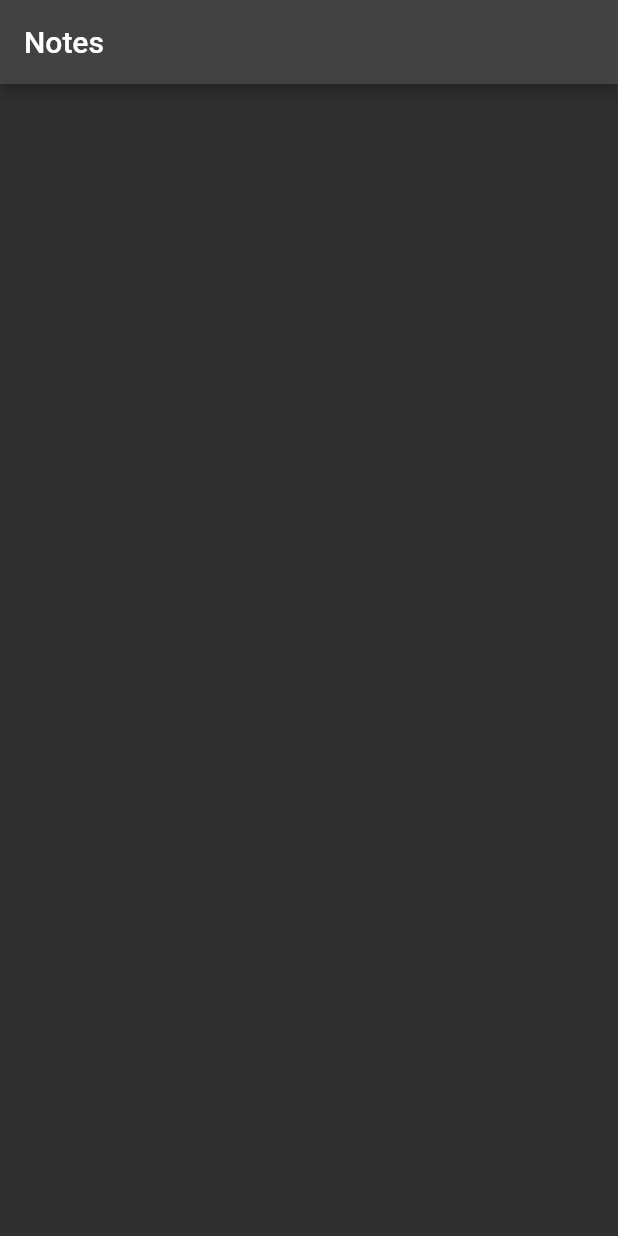
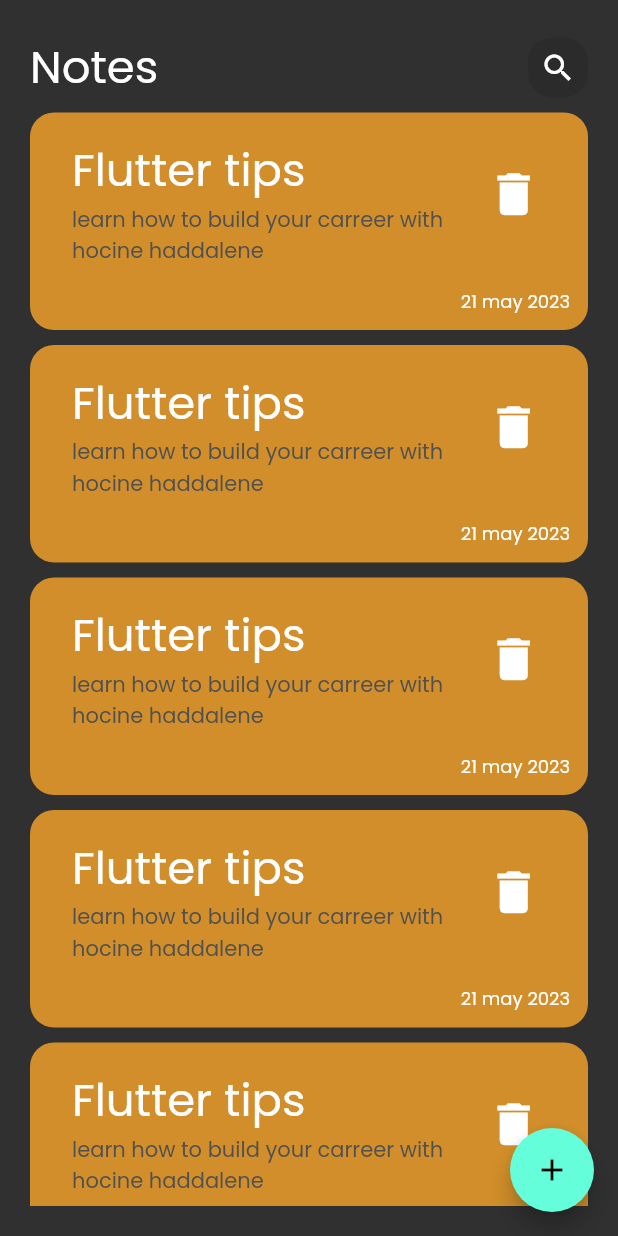
Before and after one commit to hocinehaddalene/notes_app, a Flutter app: the screen it shows after launch, on a phone screen of 412 x 824 dp. Run offline on Flutter 3.47's test engine with Material 2 defaults, Android fonts, the phone set to English and light mode, and no system bars; our stand-ins replace bloc, flutter_bloc, hive, hive_flutter; accounts and stored records are empty.

Commit message:
last updates

```diff
--- /dev/null
+++ b/lib/cubit/cubit/add_note_state.dart
@@ -0,0 +1,15 @@
+part of 'add_note_cubit.dart';
+
+@immutable
+abstract class AddNoteState {}
+
+class AddNoteInitial extends AddNoteState {}
+
+class AddNoteLoading extends AddNoteState {}
+
+class AddNoteSucces extends AddNoteState {}
+
+class AddNoteFailure extends AddNoteState {
+  String? errorMessage;
+  AddNoteFailure({required String errorMessage});
+}
--- a/lib/main.dart
+++ b/lib/main.dart
@@ -1,19 +1,32 @@
 import 'package:flutter/material.dart';
+import 'package:hive_flutter/adapters.dart';
+import 'package:notes_app/cubit/cubit/add_note_cubit.dart';
+import 'package:notes_app/models/note_model.dart';
 import 'package:notes_app/views/note_view.dart';
-
-void main() {
-  runApp( MyApp());
+import 'package:flutter_bloc/flutter_bloc.dart';
+void main() async {
+  await Hive.initFlutter();
+  await Hive.openBox("note_box");
+  Hive.registerAdapter(NoteModelAdapter());
+  runApp( NotesApp());
 }
 
-class MyApp extends StatelessWidget {
-   MyApp({super.key});
+class NotesApp extends StatelessWidget {
+   const NotesApp({super.key});
 
   @override
   Widget build(BuildContext context) {
-    return MaterialApp(
-      theme: ThemeData.dark(),
-        home: const NoteView(),
-      );
-
+    return MultiBlocProvider(
+      providers: [
+        BlocProvider(
+          create: (context) => AddNoteCubit(),
+        ),
+      ],
+      child: MaterialApp(
+        debugShowCheckedModeBanner: false,
+        theme: ThemeData(brightness: Brightness.dark,fontFamily: 'Poppins'),
+          home: const NoteView(),
+        ),
+    );
   }
 }
--- /dev/null
+++ b/lib/models/note_model.dart
@@ -0,0 +1,21 @@
+import 'package:flutter/material.dart';
+import 'package:hive/hive.dart';
+part 'note_model.g.dart';
+
+
+@HiveType(typeId: 0)
+class NoteModel extends HiveObject {
+  @HiveField(0)
+  final String? title;
+  @HiveField(1)
+  final String? subtitle;
+  @HiveField(2)
+  final String? date;
+  @HiveField(3)
+  final int? color;
+  NoteModel(
+      {required this.title,
+      required this.subtitle,
+      required this.date,
+      required this.color});
+}
--- a/lib/views/note_view.dart
+++ b/lib/views/note_view.dart
@@ -1,14 +1,27 @@
 import 'package:flutter/material.dart';
-import 'package:flutter/src/widgets/framework.dart';
-import 'package:flutter/src/widgets/placeholder.dart';
+import 'package:notes_app/views/widgets/add_modal_bottom_sheet.dart';
+import 'package:notes_app/views/widgets/note_view_body.dart';
+
 
 class NoteView extends StatelessWidget {
   const NoteView({super.key});
 
   @override
   Widget build(BuildContext context) {
-    return Scaffold(
-      appBar: AppBar(title: Text("Notes"),),
+    return  Scaffold(
+      floatingActionButton: FloatingActionButton(onPressed: () {
+        showModalBottomSheet(
+          shape: RoundedRectangleBorder(borderRadius: BorderRadius.circular(16)),
+          context: context, builder: (context) {
+
+          return AddModalBottomSheet();
+        });
+
+
+      }, child: Icon(Icons.add),),
+      body: NoteViewBody(),
+
+
     );
   }
 }
--- /dev/null
+++ b/lib/views/widgets/custom_app_bar.dart
@@ -0,0 +1,25 @@
+import 'package:flutter/material.dart';
+import 'package:flutter/src/widgets/framework.dart';
+import 'package:flutter/src/widgets/placeholder.dart';
+import 'package:notes_app/views/widgets/custom_search_icon.dart';
+
+class CustomAppBar extends StatelessWidget {
+  const CustomAppBar({required this.title,required this.icon});
+  final String? title;
+  final IconData? icon;
+  @override
+  Widget build(BuildContext context) {
+    return Container(
+      child: Row(
+        children: [
+          SizedBox(
+            height: (50),
+          ),
+          Text(title!,style:TextStyle(fontSize: 30),),
+          Spacer(),
+          CustomSearchIcon(icon: icon,)
+        ],
+      ),
+    );
+  }
+}
--- /dev/null
+++ b/lib/views/widgets/custom_search_icon.dart
@@ -0,0 +1,22 @@
+import 'package:flutter/material.dart';
+import 'package:flutter/src/widgets/framework.dart';
+import 'package:flutter/src/widgets/placeholder.dart';
+
+class CustomSearchIcon extends StatelessWidget {
+   CustomSearchIcon({required this.icon});
+  IconData? icon;
+
+  @override
+  Widget build(BuildContext context) {
+    return Container(
+      width: 40,
+      height: 40,
+      decoration: BoxDecoration(
+        color: Colors.black.withOpacity(.1),
+        borderRadius: BorderRadius.circular(16)
+      ),
+      child: Center(
+        child: Icon(icon))
+    );
+  }
+}
--- /dev/null
+++ b/lib/views/widgets/note_item.dart
@@ -0,0 +1,52 @@
+import 'package:flutter/material.dart';
+import 'package:flutter/src/widgets/framework.dart';
+import 'package:flutter/src/widgets/placeholder.dart';
+import 'package:flutter/widgets.dart';
+import 'package:notes_app/views/edit_note_view.dart';
+
+class NoteItem extends StatelessWidget {
+  NoteItem();
+
+  @override
+  Widget build(BuildContext context) {
+    return GestureDetector(
+      onTap: () {
+        Navigator.push(context, MaterialPageRoute(builder: (context) {
+          return  const EditNoteView();
+        }));
+      },
+      child: Container(
+        padding: EdgeInsets.fromLTRB(12, 12, 12, 10),
+        decoration: BoxDecoration(
+            borderRadius: BorderRadius.circular(16),
+            color: const Color.fromARGB(255, 209, 142, 42)),
+        child: Column(
+          crossAxisAlignment: CrossAxisAlignment.end,
+          children: [
+            ListTile(
+              title: Text(
+                "Flutter tips",
+                style: TextStyle(color: Colors.white, fontSize: 30),
+              ),
+              subtitle: Text(
+                "learn how to build your carreer with hocine haddalene",
+                style: TextStyle(color: Color.fromRGBO(80, 80, 80, 1)),
+              ),
+              trailing: IconButton(
+                  onPressed: () {},
+                  icon: Icon(
+                    Icons.delete,
+                    size: 37,
+                  )),
+            ),
+            Padding(padding: EdgeInsets.only(bottom: 10)),
+            Text(
+              "21 may 2023",
+              style: TextStyle(fontSize: 12),
+            )
+          ],
+        ),
+      ),
+    );
+  }
+}
--- /dev/null
+++ b/lib/views/widgets/note_list_view.dart
@@ -0,0 +1,18 @@
+import 'package:flutter/material.dart';
+import 'package:flutter/src/widgets/framework.dart';
+import 'package:flutter/src/widgets/placeholder.dart';
+import 'package:notes_app/views/widgets/note_item.dart';
+
+class NoteListView extends StatelessWidget {
+  const NoteListView({super.key});
+
+  @override
+  Widget build(BuildContext context) {
+    return ListView.builder(itemBuilder: (context,index) {
+      return Padding(
+        padding: const EdgeInsets.symmetric(vertical: 5),
+        child: NoteItem(),
+      );
+    });
+  }
+}
--- /dev/null
+++ b/lib/views/widgets/note_view_body.dart
@@ -0,0 +1,23 @@
+import 'package:flutter/material.dart';
+import 'package:flutter/src/widgets/framework.dart';
+import 'package:flutter/src/widgets/placeholder.dart';
+import 'package:notes_app/views/widgets/custom_app_bar.dart';
+import 'package:notes_app/views/widgets/note_item.dart';
+import 'package:notes_app/views/widgets/note_list_view.dart';
+
+class NoteViewBody extends StatelessWidget {
+  const NoteViewBody({super.key});
+
+  @override
+  Widget build(BuildContext context) {
+    return Padding(
+      padding: const EdgeInsets.all(20.0),
+      child: Column(
+        children: [
+          CustomAppBar(title: "Notes",icon: Icons.search,),
+          Expanded(child: const NoteListView()),
+        ],
+      ),
+    );
+  }
+}
```
Also changed, not shown: lib/cubit/cubit/add_note_cubit.dart (added, +24 -0 lines), lib/views/edit_note_view.dart (added, +15 -0 lines), lib/views/widgets/add_modal_bottom_sheet.dart (added, +23 -0 lines), lib/views/widgets/add_note_form.dart (added, +60 -0 lines), lib/views/widgets/custom_button.dart (added, +28 -0 lines), lib/views/widgets/custom_text_field.dart (added, +29 -0 lines), lib/views/widgets/edit_note_view_body.dart (added, +27 -0 lines), pubspec.yaml (+12 -20 lines), assets/fonts/Poppins-Regular.ttf (added), lib/models/note_model.g.dart (added), pubspec.lock, 1 other file.
